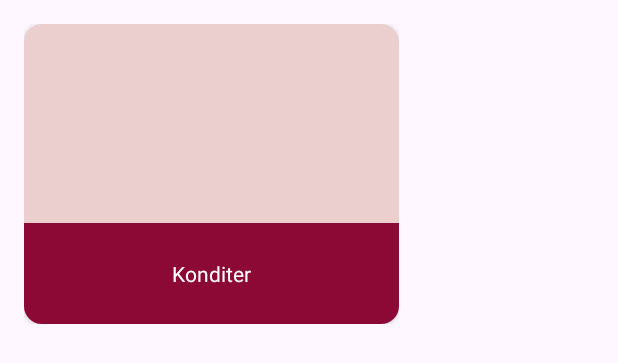
After one commit to os3ketchup/my_helper, an Android app: the layout item_category.xml on its own in the app's theme, with its tools: preview values and no code run, on a phone screen of 412 x 824 dp. The commit adds this screen. Shown: the top 363 px of the screen. Run offline under Robolectric (Android 15) with nearby library versions, the phone set to English and light mode, and no system bars.

Commit message:
category mvp works correctly

```diff
--- a/app/src/main/java/uz/os3ketchup/myhelper/data/UserRepositoryImpl.kt
+++ b/app/src/main/java/uz/os3ketchup/myhelper/data/UserRepositoryImpl.kt
@@ -7,12 +7,14 @@ import com.google.firebase.database.DataSnapshot
 import com.google.firebase.database.DatabaseError
 import com.google.firebase.database.DatabaseReference
 import com.google.firebase.database.ValueEventListener
+import uz.os3ketchup.myhelper.di.DataModule.Companion.USERS_REF
 import uz.os3ketchup.myhelper.domain.User
 import uz.os3ketchup.myhelper.domain.UserRepository
 import javax.inject.Inject
+import javax.inject.Named
 
 class UserRepositoryImpl @Inject constructor(
-    private val usersReference: DatabaseReference,
+   @Named(USERS_REF) private val usersReference: DatabaseReference,
     private val firebase: Firebase
 ) : UserRepository {
 
--- a/app/src/main/java/uz/os3ketchup/myhelper/di/DomainModule.kt
+++ b/app/src/main/java/uz/os3ketchup/myhelper/di/DomainModule.kt
@@ -3,7 +3,9 @@ package uz.os3ketchup.myhelper.di
 import dagger.Binds
 import dagger.Module
 import dagger.Provides
+import uz.os3ketchup.myhelper.data.CategoryRepositoryImpl
 import uz.os3ketchup.myhelper.data.UserRepositoryImpl
+import uz.os3ketchup.myhelper.domain.CategoryRepository
 import uz.os3ketchup.myhelper.domain.UserRepository
 
 
@@ -12,4 +14,8 @@ interface DomainModule {
     @ApplicationScope
     @Binds
     fun provideUserRepository(impl: UserRepositoryImpl): UserRepository
+
+    @ApplicationScope
+    @Binds
+    fun provideCategoryRepository(impl: CategoryRepositoryImpl): CategoryRepository
 }
--- a/app/src/main/java/uz/os3ketchup/myhelper/domain/CategoryRepository.kt
+++ b/app/src/main/java/uz/os3ketchup/myhelper/domain/CategoryRepository.kt
@@ -1,9 +1,11 @@
 package uz.os3ketchup.myhelper.domain
 
 import androidx.lifecycle.MutableLiveData
+import com.google.firebase.database.DatabaseReference
 
 interface CategoryRepository {
 
+    val userId: String?
     fun deleteCategory(categoryId:String)
     fun insertCategory(category: Category)
     fun getListCategory(list: MutableLiveData<List<Category>>)
--- a/app/src/main/java/uz/os3ketchup/myhelper/domain/DeleteCategory.kt
+++ b/app/src/main/java/uz/os3ketchup/myhelper/domain/DeleteCategory.kt
@@ -1,6 +1,8 @@
 package uz.os3ketchup.myhelper.domain
 
-class DeleteCategory(private val repository: CategoryRepository) {
+import javax.inject.Inject
+
+class DeleteCategory @Inject constructor(private val repository: CategoryRepository) {
     fun deleteCategory(categoryId:String){
         repository.deleteCategory(categoryId)
     }
--- a/app/src/main/java/uz/os3ketchup/myhelper/domain/InsertCategory.kt
+++ b/app/src/main/java/uz/os3ketchup/myhelper/domain/InsertCategoryUseCase.kt
@@ -1,6 +1,8 @@
 package uz.os3ketchup.myhelper.domain
 
-class InsertCategory(private val repository: CategoryRepository) {
+import javax.inject.Inject
+
+class InsertCategoryUseCase @Inject constructor (private val repository: CategoryRepository) {
     fun insertCategory(category: Category) {
         repository.insertCategory(category)
     }
--- /dev/null
+++ b/app/src/main/res/layout/item_category.xml
@@ -0,0 +1,36 @@
+<?xml version="1.0" encoding="utf-8"?>
+<androidx.constraintlayout.widget.ConstraintLayout xmlns:android="http://schemas.android.com/apk/res/android"
+    xmlns:app="http://schemas.android.com/apk/res-auto"
+    android:layout_width="wrap_content"
+    android:layout_height="wrap_content"
+    android:layout_margin="16dp">
+
+    <androidx.cardview.widget.CardView
+        android:layout_width="250dp"
+        android:layout_height="200dp"
+        android:visibility="visible"
+        app:cardBackgroundColor="#EBCFCF"
+        app:cardCornerRadius="12dp"
+        app:layout_constraintLeft_toLeftOf="parent"
+        app:layout_constraintRight_toRightOf="parent"
+        app:layout_constraintTop_toTopOf="parent">
+
+        <androidx.appcompat.widget.LinearLayoutCompat
+            android:layout_width="match_parent"
+            android:layout_height="match_parent"
+            android:gravity="bottom|center_horizontal"
+            android:orientation="vertical">
+
+            <TextView
+                android:id="@+id/tv_category_name"
+                android:layout_width="match_parent"
+                android:layout_height="wrap_content"
+                android:background="#8C0935"
+                android:gravity="center_horizontal"
+                android:padding="24dp"
+                android:text="Konditer"
+                android:textColor="@color/white" />
+        </androidx.appcompat.widget.LinearLayoutCompat>
+    </androidx.cardview.widget.CardView>
+
+</androidx.constraintlayout.widget.ConstraintLayout>
```
Also changed, not shown: app/src/main/java/uz/os3ketchup/myhelper/data/CategoryRepositoryImpl.kt (+17 -5 lines), app/src/main/java/uz/os3ketchup/myhelper/di/DataModule.kt (+10 -0 lines), app/src/main/java/uz/os3ketchup/myhelper/domain/GetCategoryList.kt (deleted, +0 -9 lines), app/src/main/java/uz/os3ketchup/myhelper/domain/GetCategoryListUseCase.kt (added, +10 -0 lines), app/src/main/java/uz/os3ketchup/myhelper/presentation/adapters/CategoryItemDiffCallback.kt (added, +15 -0 lines), app/src/main/java/uz/os3ketchup/myhelper/presentation/adapters/CategoryItemViewHolder.kt (added, +10 -0 lines), app/src/main/java/uz/os3ketchup/myhelper/presentation/adapters/CategoryListAdapter.kt (added, +41 -0 lines), app/src/main/java/uz/os3ketchup/myhelper/presentation/fragments/MainFragment.kt (+52 -4 lines), app/src/main/java/uz/os3ketchup/myhelper/presentation/viewmodels/UserViewModel.kt (+28 -8 lines), app/src/main/res/layout/fragment_main.xml (+7 -1 lines), app/src/main/res/layout/item_dialog.xml (added, +32 -0 lines).
